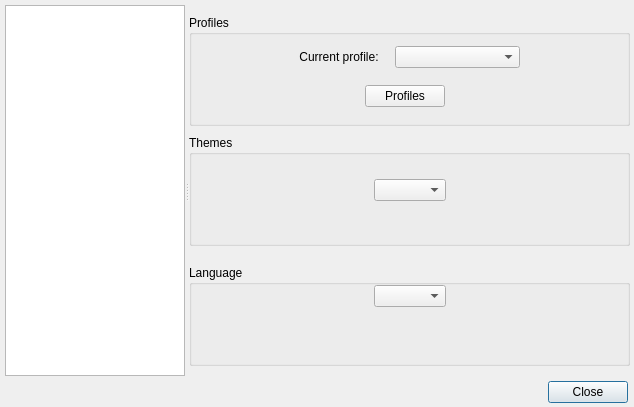
Old version of the form ui/options.ui in the repository gitter-badger/simplechatclient.
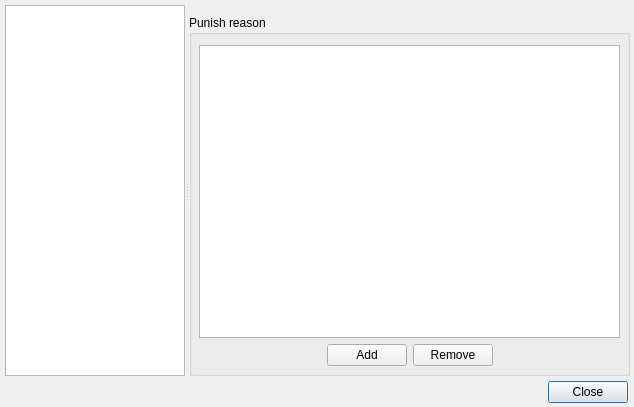
New version of the form. The open tabs and pages were chosen to show the change. Icons and pictures are not drawn.

Commit message: punish reason; scc require Qt 4.7.0

Patch:
```diff
--- a/ui/options.ui
+++ b/ui/options.ui
@@ -395,6 +395,87 @@
       </widget>
      </widget>
     </widget>
+    <widget class="QWidget" name="page_punish_reason">
+     <widget class="QGroupBox" name="groupBox_punish_reason">
+      <property name="geometry">
+       <rect>
+        <x>0</x>
+        <y>10</y>
+        <width>441</width>
+        <height>361</height>
+       </rect>
+      </property>
+      <property name="title">
+       <string>Punish reason</string>
+      </property>
+      <widget class="QWidget" name="verticalLayoutWidget_8">
+       <property name="geometry">
+        <rect>
+         <x>10</x>
+         <y>30</y>
+         <width>421</width>
+         <height>321</height>
+        </rect>
+       </property>
+       <layout class="QVBoxLayout" name="verticalLayout_8">
+        <item>
+         <widget class="QListWidget" name="listWidget_punish_reason">
+          <property name="editTriggers">
+           <set>QAbstractItemView::NoEditTriggers</set>
+          </property>
+          <property name="sortingEnabled">
+           <bool>true</bool>
+          </property>
+         </widget>
+        </item>
+        <item>
+         <layout class="QHBoxLayout" name="horizontalLayout_13">
+          <item>
+           <spacer name="horizontalSpacer_9">
+            <property name="orientation">
+             <enum>Qt::Horizontal</enum>
+            </property>
+            <property name="sizeHint" stdset="0">
+             <size>
+              <width>40</width>
+              <height>20</height>
+             </size>
+            </property>
+           </spacer>
+          </item>
+          <item>
+           <widget class="QPushButton" name="pushButton_punish_reason_add">
+            <property name="text">
+             <string>Add</string>
+            </property>
+           </widget>
+          </item>
+          <item>
+           <widget class="QPushButton" name="pushButton_punish_reason_remove">
+            <property name="text">
+             <string>Remove</string>
+            </property>
+           </widget>
+          </item>
+          <item>
+           <spacer name="horizontalSpacer_10">
+            <property name="orientation">
+             <enum>Qt::Horizontal</enum>
+            </property>
+            <property name="sizeHint" stdset="0">
+             <size>
+              <width>40</width>
+              <height>20</height>
+             </size>
+            </property>
+           </spacer>
+          </item>
+         </layout>
+        </item>
+       </layout>
+      </widget>
+     </widget>
+    </widget>
     <widget class="QWidget" name="page_adv">
      <widget class="QWidget" name="verticalLayoutWidget_11">
       <property name="geometry">
```
Left out of the diff: 2 changed lines with no effect on the pictures. The commit also changes 10 other files.
